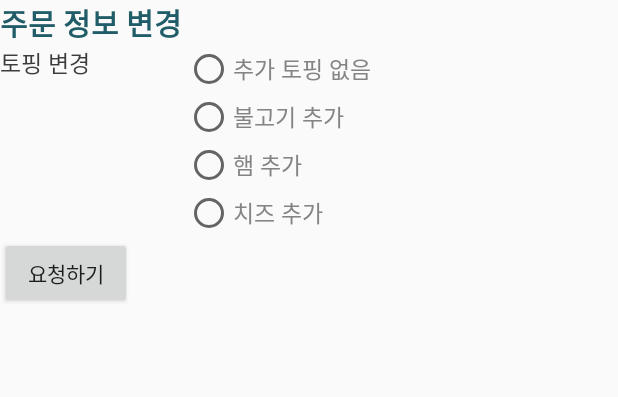
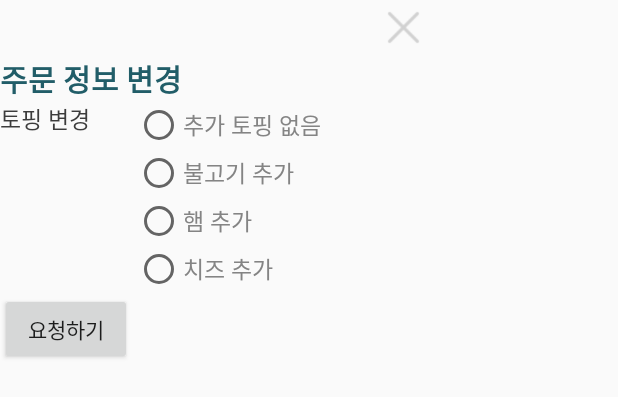
Before and after one commit to GHHM/Hurry-hurry, an Android app: the layout dialog_modify_order.xml on its own in the app's theme, with its tools: preview values and no code run, on a phone screen of 412 x 824 dp. Shown: the top 397 px of the screen. Run offline under Robolectric (Android 15) with nearby library versions, the phone set to English and light mode, and no system bars.

```diff
--- a/client/Hurryhurry_client/app/src/main/AndroidManifest.xml
+++ b/client/Hurryhurry_client/app/src/main/AndroidManifest.xml
@@ -17,7 +17,6 @@
             android:theme="@style/AppTheme.NoActionBar" >
             <intent-filter>
                 <action android:name="android.intent.action.MAIN" />
-
                 <category android:name="android.intent.category.LAUNCHER" />
             </intent-filter>
         </activity>
--- a/client/Hurryhurry_client/app/src/main/java/org/androidtown/hurryhurry_client/dialog/OrderConfirmDialog.java
+++ b/client/Hurryhurry_client/app/src/main/java/org/androidtown/hurryhurry_client/dialog/OrderConfirmDialog.java
@@ -3,6 +3,7 @@ package org.androidtown.hurryhurry_client.dialog;
 import android.app.Dialog;
 import android.content.Context;
 import android.os.Bundle;
+import android.widget.ImageButton;
 
 import org.androidtown.hurryhurry_client.R;
 
--- a/client/Hurryhurry_client/app/src/main/java/org/androidtown/hurryhurry_client/utils/HttpPostSend.java
+++ b/client/Hurryhurry_client/app/src/main/java/org/androidtown/hurryhurry_client/utils/HttpPostSend.java
@@ -28,7 +28,7 @@ import java.net.URLEncoder;
 
 public class HttpPostSend {
 
-    public static final String API_SERVER_URL = "http://192.168.1.46:3000/post";    //test server url
+    public static final String API_SERVER_URL = "http://192.168.0.32:3000/post";    //test server url
     //public static final String API_SERVER_URL = "http://www.icthvn.or.kr:1111/app/";
 
     private static String executeClient(String urlString, String postParams) {
--- /dev/null
+++ b/client/Hurryhurry_client/app/src/main/res/drawable/dialog_close_btn.xml
@@ -0,0 +1,18 @@
+<?xml version="1.0" encoding="utf-8"?>
+<selector xmlns:android="http://schemas.android.com/apk/res/android">
+    <item
+        android:state_enabled="false"
+        android:drawable="@drawable/img_close_btn_nor"
+        />
+    <item
+        android:state_pressed="true"
+        android:state_enabled="true"
+        android:drawable="@drawable/img_close_btn_sel" />
+    <item
+        android:state_focused="true"
+        android:state_enabled="true"
+        android:drawable="@drawable/img_close_btn_nor" />
+    <item
+        android:state_enabled="true"
+        android:drawable="@drawable/img_close_btn_nor" />
+</selector>
--- a/client/Hurryhurry_client/app/src/main/res/layout/dialog_modify_order.xml
+++ b/client/Hurryhurry_client/app/src/main/res/layout/dialog_modify_order.xml
@@ -1,13 +1,38 @@
 <?xml version="1.0" encoding="utf-8"?>
 <LinearLayout xmlns:android="http://schemas.android.com/apk/res/android"
-    android:orientation="vertical" android:layout_width="match_parent"
-    android:layout_height="match_parent">
+    android:layout_width="match_parent"
+    android:layout_height="match_parent"
+    android:orientation="vertical">
 
+    <LinearLayout
+        android:orientation="vertical"
+        android:layout_width="300dp"
+        android:layout_height="wrap_content">
+        <!--타이틀 및 클로즈-->
+        <RelativeLayout
+            android:layout_width="match_parent"
+            android:layout_height="37dp">
+
+            <LinearLayout
+                android:layout_width="wrap_content"
+                android:layout_height="match_parent"
+                android:layout_alignParentRight="true"
+                android:layout_marginRight="20dp"
+                android:gravity="center">
+
+                <ImageButton
+                    android:id="@+id/ib_close"
+                    android:layout_width="22dp"
+                    android:layout_height="22dp"
+                    android:background="@drawable/dialog_close_btn" />
+            </LinearLayout>
+        </RelativeLayout>
         <!-- 주문 정보 변경 ROW-->
         <LinearLayout
             android:layout_width="match_parent"
             android:layout_height="wrap_content"
             android:weightSum="5">
+
             <TextView
                 style="@style/menu_txt"
                 android:layout_width="wrap_content"
@@ -20,53 +45,57 @@
             android:layout_width="match_parent"
             android:layout_height="wrap_content"
             android:weightSum="5">
+
             <TextView
                 style="@style/table_menu_txt"
                 android:layout_width="0dp"
                 android:layout_height="wrap_content"
                 android:layout_weight="1.5"
                 android:text="토핑 변경" />
+
             <RadioGroup
+                android:id="@+id/rg_topping"
                 android:layout_width="0dp"
                 android:layout_height="wrap_content"
                 android:layout_weight="3.5"
-            android:weightSum="4"
-          >
+                android:weightSum="4">
+
                 <RadioButton
                     style="@style/content_txt"
                     android:layout_width="wrap_content"
                     android:layout_height="wrap_content"
-            android:text="추가 토핑 없음"
-            />
+                    android:text="추가 토핑 없음" />
+
                 <RadioButton
                     style="@style/content_txt"
                     android:layout_width="wrap_content"
                     android:layout_height="wrap_content"
-                android:text="불고기 추가"
-                />
+                    android:text="불고기 추가" />
+
                 <RadioButton
                     style="@style/content_txt"
                     android:layout_width="wrap_content"
                     android:layout_height="wrap_content"
-                android:text="햄 추가"
-                />
+                    android:text="햄 추가" />
+
                 <RadioButton
                     style="@style/content_txt"
                     android:layout_width="wrap_content"
                     android:layout_height="wrap_content"
                     android:layout_weight="1"
-                android:text="치즈 추가"
-                />
+                    android:text="치즈 추가" />
             </RadioGroup>
         </LinearLayout>
 
         <LinearLayout
             android:layout_width="wrap_content"
             android:layout_height="wrap_content">
+
             <Button
+                android:id="@+id/bt_request"
                 android:layout_width="wrap_content"
                 android:layout_height="wrap_content"
-            android:text="요청하기"
-            />
+                android:text="요청하기" />
         </LinearLayout>
     </LinearLayout>
+</LinearLayout>
```
Also changed, not shown: client/Hurryhurry_client/app/src/main/java/org/androidtown/hurryhurry_client/dialog/ModifyOrderDialog.java (added, +80 -0 lines), client/Hurryhurry_client/app/src/main/java/org/androidtown/hurryhurry_client/order_service/fragment/OrderFragment.java (+18 -12 lines), client/Hurryhurry_client/app/src/main/java/org/androidtown/hurryhurry_client/order_service/fragment/RealTimeInfoFragment.java (+55 -0 lines), client/Hurryhurry_client/app/src/main/java/org/androidtown/hurryhurry_client/utils/DateHelper.java (added, +55 -0 lines), client/Hurryhurry_client/app/src/main/java/org/androidtown/hurryhurry_client/utils/SharedPreferencesUtil.java (added, +84 -0 lines), client/Hurryhurry_client/app/src/main/res/layout/fragment_real_time_info.xml (+6 -4 lines), client/Hurryhurry_client/app/src/main/res/drawable/img_close_btn_nor.png (added), client/Hurryhurry_client/app/src/main/res/drawable/img_close_btn_sel.png (added), 3 other files. Lines whose indentation alone changed are shown as unchanged.
